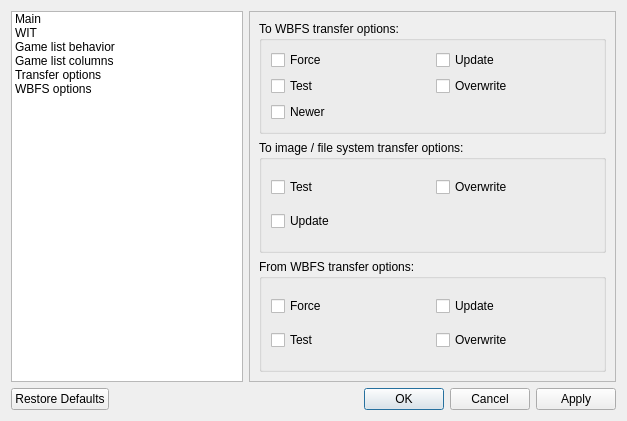
Old version of the form resources/ui/settings.ui in the repository evertonstz/wiibafu.
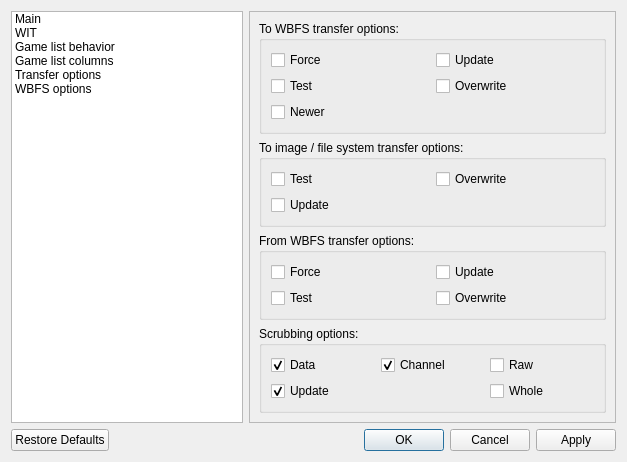
New version of the form. The open tabs and pages were chosen to show the change. Icons and pictures are not drawn.

Commit message: Support for scrubbing modes

```diff
--- a/resources/ui/settings.ui
+++ b/resources/ui/settings.ui
@@ -7,7 +7,7 @@
     <x>0</x>
     <y>0</y>
     <width>627</width>
-    <height>421</height>
+    <height>452</height>
    </rect>
   </property>
   <property name="windowTitle">
@@ -1086,6 +1086,83 @@
          </layout>
         </widget>
        </item>
+       <item>
+        <widget class="QGroupBox" name="srubbing_groupBox_Options">
+         <property name="toolTip">
+          <string>Scrubbing is a method to remove unneeded data from Wii ISO discs
+and replace the data with the constant byte value '0x00'. This constant
+value is a good object for compressing. Wii Backup Fusion The file
+format 'WIA' is able to compress scrubbed files efficiently using
+'Bzip2' or 'LZMA' compressing algorithms.</string>
+         </property>
+         <property name="title">
+          <string>Scrubbing options:</string>
+         </property>
+         <layout class="QGridLayout" name="gridLayout_11">
+          <item row="0" column="0">
+           <widget class="QCheckBox" name="transfer_checkBox_ScrubbingData">
+            <property name="toolTip">
+             <string>Allow data (game) partition</string>
+            </property>
+            <property name="text">
+             <string>Data</string>
+            </property>
+            <property name="checked">
+             <bool>true</bool>
+            </property>
+           </widget>
+          </item>
+          <item row="0" column="2">
+           <widget class="QCheckBox" name="transfer_checkBox_ScrubbingChannel">
+            <property name="toolTip">
+             <string>Allow channel partition</string>
+            </property>
+            <property name="text">
+             <string>Channel</string>
+            </property>
+            <property name="checked">
+             <bool>true</bool>
+            </property>
+           </widget>
+          </item>
+          <item row="0" column="3">
+           <widget class="QCheckBox" name="transfer_checkBox_ScrubbingRaw">
+            <property name="toolTip">
+             <string>Ignore all other settings and copy the whole disc.
+This disables scrubbing at all!</string>
+            </property>
+            <property name="text">
+             <string>Raw</string>
+            </property>
+           </widget>
+          </item>
+          <item row="1" column="0">
+           <widget class="QCheckBox" name="transfer_checkBox_ScrubbingUpdate">
+            <property name="toolTip">
+             <string>Allow update partition</string>
+            </property>
+            <property name="text">
+             <string>Update</string>
+            </property>
+            <property name="checked">
+             <bool>true</bool>
+            </property>
+           </widget>
+          </item>
+          <item row="1" column="3">
+           <widget class="QCheckBox" name="transfer_checkBox_ScrubbingWhole">
+            <property name="toolTip">
+             <string>Don't analyse the partition filesystems to find unused sectors.
+The whole partition will be used! 'Whole' is ignored for overlayed partitions!</string>
+            </property>
+            <property name="text">
+             <string>Whole</string>
+            </property>
+           </widget>
+          </item>
+         </layout>
+        </widget>
+       </item>
       </layout>
      </widget>
      <widget class="QWidget" name="CheckWBFS">
```
The commit also changes 6 other files.
